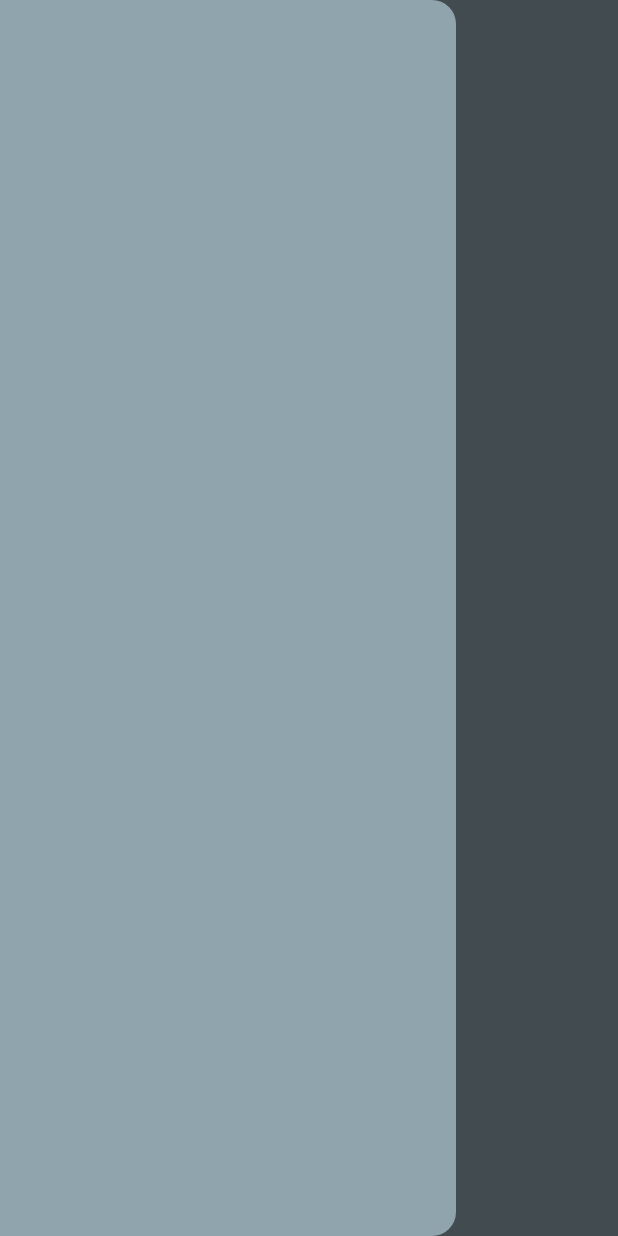
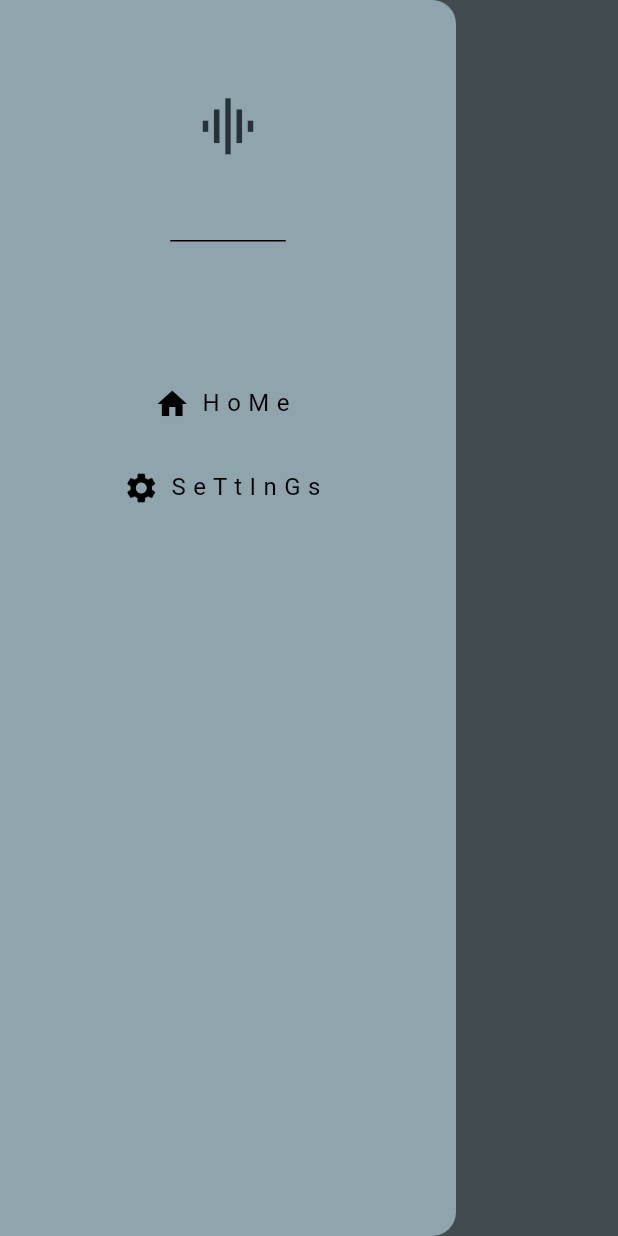
Before and after one commit to Jeffrey-joe-mathews/MuSiQue, a Flutter app: the screen it shows after launch, with the side drawer open, on a phone screen of 412 x 824 dp. Run offline on Flutter 3.47's test engine with Material 3 defaults, Android fonts, the phone set to English and light mode, and no system bars.

Commit message:
added some changes to the drawer menu

```diff
--- a/lib/components.dart/my_drawer.dart
+++ b/lib/components.dart/my_drawer.dart
@@ -8,10 +8,49 @@ class MyDrawer extends StatelessWidget {
     return Drawer(
       backgroundColor: Theme.of(context).colorScheme.surface,
       child: Column(
+        crossAxisAlignment: CrossAxisAlignment.center,
         children: [
           // Logo
+          DrawerHeader(child: Icon(
+            Icons.multitrack_audio_sharp,
+            size: 45,
+            color: Theme.of(context).colorScheme.inversePrimary
+            )
+          ),
+
+
+          // homw
+          Padding(
+            padding: const EdgeInsets.only(top: 72, bottom: 0),
+            child: ListTile(
+              title: Center(
+                child: Row(
+                  mainAxisSize: MainAxisSize.min,
+                  children: [
+                    const Icon(Icons.home),
+                    const SizedBox(width: 8,),
+                    const Text("H o M e")
+                  ],
+                ),
+              ),
+              onTap:() => Navigator.pop(context),
+            ),
+          ),
 
           // settings
+          ListTile(
+            title: Center(
+              child: Row(
+                mainAxisSize: MainAxisSize.min,
+                children: [
+                  const Icon(Icons.settings),
+                  const SizedBox(width: 8,),
+                  const Text("S e T t I n G s")
+                ],
+              ),
+            ),
+            onTap: (){},
+          )
 
           // profile
         ],
```
